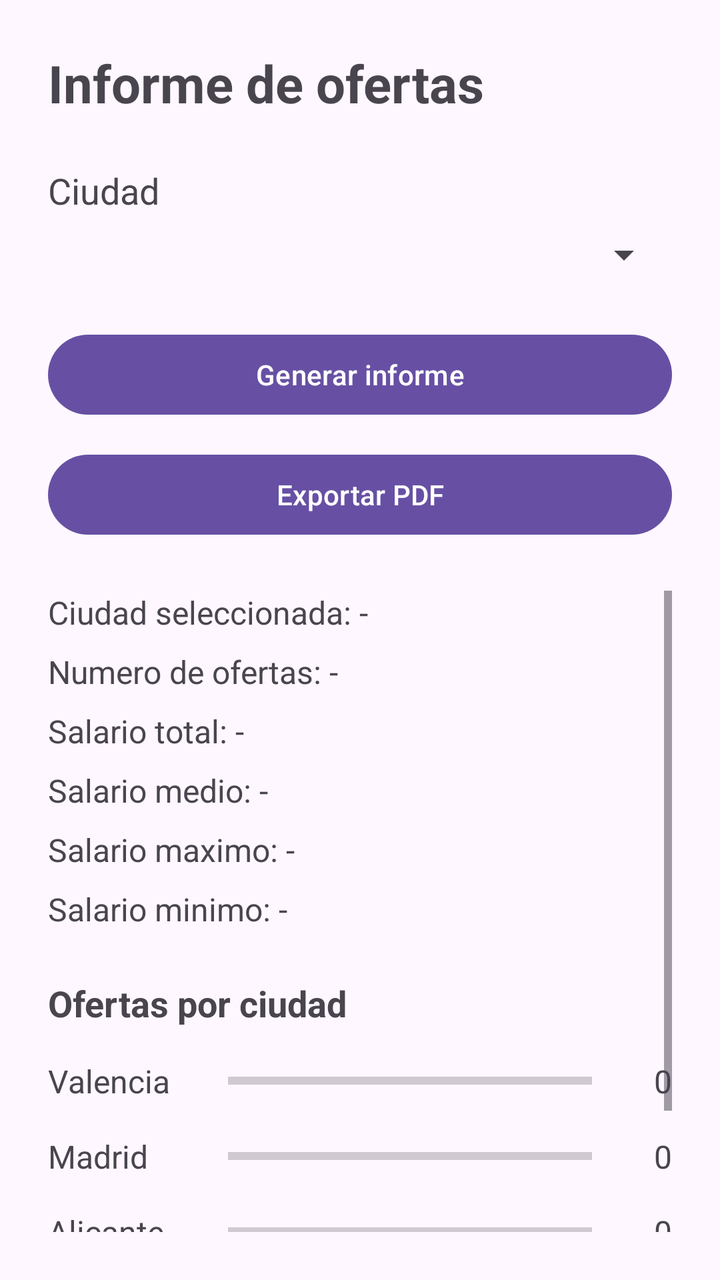
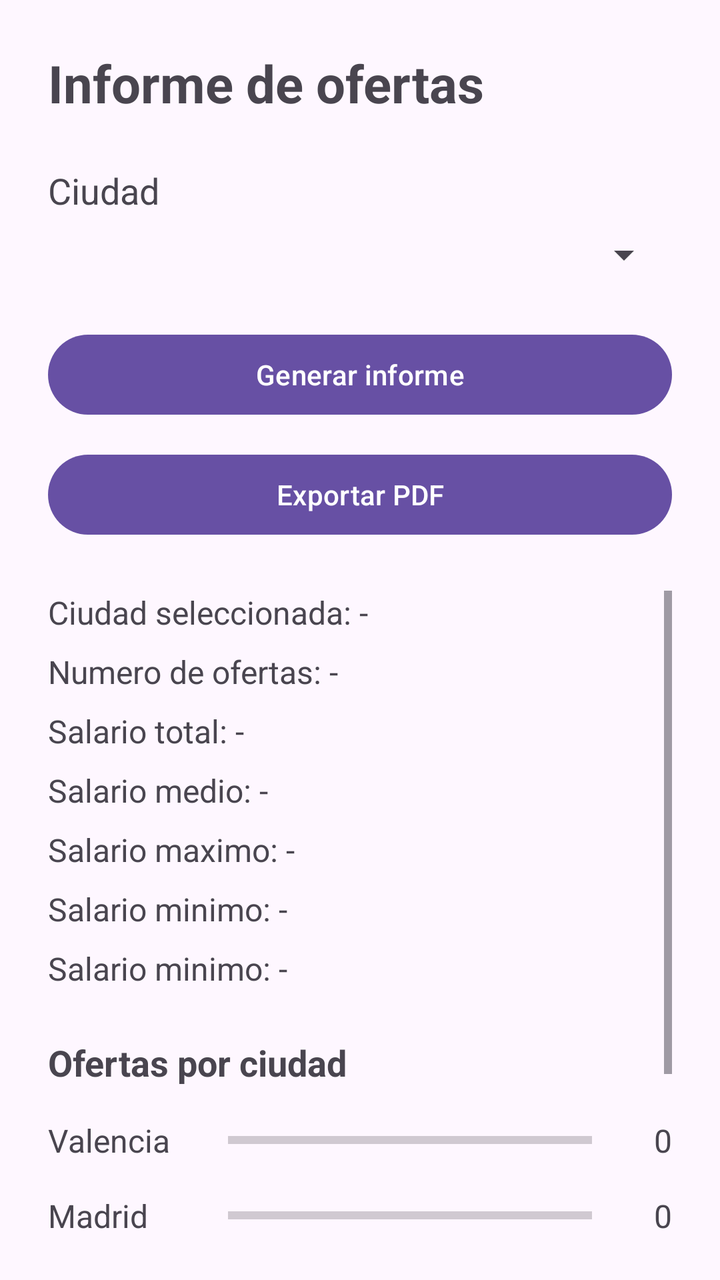

Two renders of the same Android screen: before a commit and after it. Below are the layout's source before the change and the commit's diff.
<!-- AndroidManifest.xml: application theme Theme.RA5GenerarInformes -->
<!-- res/layout/activity_main.xml -->
<?xml version="1.0" encoding="utf-8"?>
<LinearLayout xmlns:android="http://schemas.android.com/apk/res/android"
    xmlns:tools="http://schemas.android.com/tools"
    android:id="@+id/main"
    android:layout_width="match_parent"
    android:layout_height="match_parent"
    android:orientation="vertical"
    android:padding="24dp"
    tools:context=".MainActivity">

    <TextView
        android:id="@+id/textoTitulo"
        android:layout_width="match_parent"
        android:layout_height="wrap_content"
        android:text="Informe de ofertas"
        android:textSize="26sp"
        android:textStyle="bold" />

    <TextView
        android:id="@+id/textoCiudad"
        android:layout_width="match_parent"
        android:layout_height="wrap_content"
        android:layout_marginTop="24dp"
        android:text="Ciudad"
        android:textSize="18sp" />

    <Spinner
        android:id="@+id/spinnerCiudad"
        android:layout_width="match_parent"
        android:layout_height="wrap_content"
        android:layout_marginTop="8dp" />

    <Button
        android:id="@+id/botonGenerarInforme"
        android:layout_width="match_parent"
        android:layout_height="wrap_content"
        android:layout_marginTop="24dp"
        android:text="Generar informe" />

    <Button
        android:id="@+id/botonExportarPdf"
        android:layout_width="match_parent"
        android:layout_height="wrap_content"
        android:layout_marginTop="12dp"
        android:text="Exportar PDF" />

    <ScrollView
        android:layout_width="match_parent"
        android:layout_height="0dp"
        android:layout_marginTop="24dp"
        android:layout_weight="1">

        <LinearLayout
            android:id="@+id/contenedorInforme"
            android:layout_width="match_parent"
            android:layout_height="wrap_content"
            android:orientation="vertical">

            <TextView
                android:id="@+id/textoCiudadSeleccionada"
                android:layout_width="match_parent"
                android:layout_height="wrap_content"
                android:text="Ciudad seleccionada: -"
                android:textSize="16sp" />

            <TextView
                android:id="@+id/textoNumeroOfertas"
                android:layout_width="match_parent"
                android:layout_height="wrap_content"
                android:layout_marginTop="8dp"
                android:text="Numero de ofertas: -"
                android:textSize="16sp" />

            <TextView
                android:id="@+id/textoSalarioTotal"
                android:layout_width="match_parent"
                android:layout_height="wrap_content"
                android:layout_marginTop="8dp"
                android:text="Salario total: -"
                android:textSize="16sp" />

            <TextView
                android:id="@+id/textoSalarioMedio"
                android:layout_width="match_parent"
                android:layout_height="wrap_content"
                android:layout_marginTop="8dp"
                android:text="Salario medio: -"
                android:textSize="16sp" />

            <TextView
                android:id="@+id/textoSalarioMaximo"
                android:layout_width="match_parent"
                android:layout_height="wrap_content"
                android:layout_marginTop="8dp"
                android:text="Salario maximo: -"
                android:textSize="16sp" />

            <TextView
                android:id="@+id/textoSalarioMinimo"
                android:layout_width="match_parent"
                android:layout_height="wrap_content"
                android:layout_marginTop="8dp"
                android:text="Salario minimo: -"
                android:textSize="16sp" />

            <TextView
                android:id="@+id/textoTituloGrafico"
                android:layout_width="match_parent"
                android:layout_height="wrap_content"
                android:layout_marginTop="24dp"
                android:text="Ofertas por ciudad"
                android:textSize="18sp"
                android:textStyle="bold" />

            <LinearLayout
                android:layout_width="match_parent"
                android:layout_height="wrap_content"
                android:layout_marginTop="8dp"
                android:orientation="vertical">

                <LinearLayout
                    android:layout_width="match_parent"
                    android:layout_height="wrap_content"
                    android:gravity="center_vertical"
                    android:orientation="horizontal"
                    android:paddingTop="8dp"
                    android:paddingBottom="8dp">

                    <TextView
                        android:layout_width="90dp"
                        android:layout_height="wrap_content"
                        android:text="Valencia"
                        android:textSize="16sp" />

                    <ProgressBar
                        android:id="@+id/barraValencia"
                        style="?android:attr/progressBarStyleHorizontal"
                        android:layout_width="0dp"
                        android:layout_height="20dp"
                        android:layout_weight="1"
                        android:indeterminate="false"
                        android:max="1"
                        android:progress="0" />

                    <TextView
                        android:id="@+id/textoCantidadValencia"
                        android:layout_width="40dp"
                        android:layout_height="wrap_content"
                        android:gravity="end"
                        android:text="0"
                        android:textSize="16sp" />
                </LinearLayout>

                <LinearLayout
                    android:layout_width="match_parent"
                    android:layout_height="wrap_content"
                    android:gravity="center_vertical"
                    android:orientation="horizontal"
                    android:paddingTop="8dp"
                    android:paddingBottom="8dp">

                    <TextView
                        android:layout_width="90dp"
                        android:layout_height="wrap_content"
                        android:text="Madrid"
                        android:textSize="16sp" />

                    <ProgressBar
                        android:id="@+id/barraMadrid"
                        style="?android:attr/progressBarStyleHorizontal"
                        android:layout_width="0dp"
                        android:layout_height="20dp"
                        android:layout_weight="1"
                        android:indeterminate="false"
                        android:max="1"
                        android:progress="0" />

                    <TextView
                        android:id="@+id/textoCantidadMadrid"
                        android:layout_width="40dp"
                        android:layout_height="wrap_content"
                        android:gravity="end"
                        android:text="0"
                        android:textSize="16sp" />
                </LinearLayout>

                <LinearLayout
                    android:layout_width="match_parent"
                    android:layout_height="wrap_content"
                    android:gravity="center_vertical"
                    android:orientation="horizontal"
                    android:paddingTop="8dp"
                    android:paddingBottom="8dp">

                    <TextView
                        android:layout_width="90dp"
                        android:layout_height="wrap_content"
                        android:text="Alicante"
                        android:textSize="16sp" />

                    <ProgressBar
                        android:id="@+id/barraAlicante"
                        style="?android:attr/progressBarStyleHorizontal"
                        android:layout_width="0dp"
                        android:layout_height="20dp"
                        android:layout_weight="1"
                        android:indeterminate="false"
                        android:max="1"
                        android:progress="0" />

                    <TextView
                        android:id="@+id/textoCantidadAlicante"
                        android:layout_width="40dp"
                        android:layout_height="wrap_content"
                        android:gravity="end"
                        android:text="0"
                        android:textSize="16sp" />
                </LinearLayout>
            </LinearLayout>

            <TextView
                android:id="@+id/textoTituloListado"
                android:layout_width="match_parent"
                android:layout_height="wrap_content"
                android:layout_marginTop="24dp"
                android:text="Ofertas"
                android:textSize="18sp"
                android:textStyle="bold" />

            <LinearLayout
                android:id="@+id/contenedorOfertas"
                android:layout_width="match_parent"
                android:layout_height="wrap_content"
                android:layout_marginTop="8dp"
                android:orientation="vertical" />
        </LinearLayout>
    </ScrollView>
</LinearLayout>
<!-- resources referenced by this layout -->
<resources>
  <style name="Theme.RA5GenerarInformes" parent="Base.Theme.RA5GenerarInformes" />
  <style name="Base.Theme.RA5GenerarInformes" parent="Theme.Material3.DayNight.NoActionBar">
          
          
      </style>
</resources>

<!-- the commit's change to res/layout/activity_main.xml (unified diff, before → after) -->
@@ -104,6 +104,14 @@
                 android:textSize="16sp" />
 
             <TextView
+                android:id="@+id/textoConclusion"
+                android:layout_width="match_parent"
+                android:layout_height="wrap_content"
+                android:layout_marginTop="8dp"
+                android:text="Salario minimo: -"
+                android:textSize="16sp" />
+
+            <TextView
                 android:id="@+id/textoTituloGrafico"
                 android:layout_width="match_parent"
                 android:layout_height="wrap_content"
